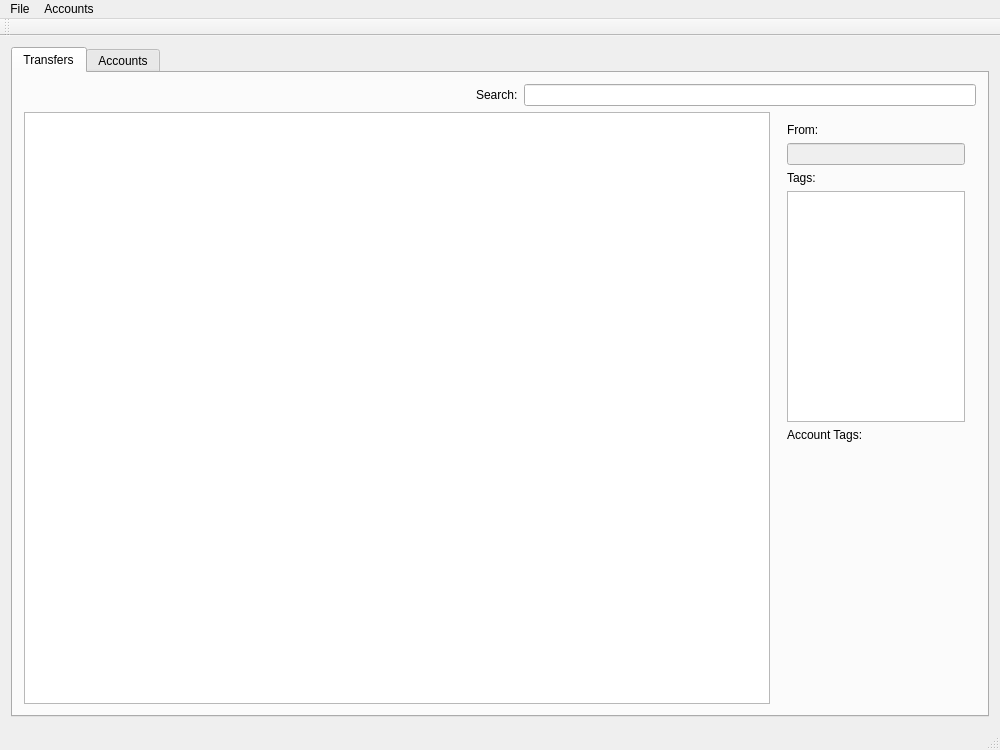
Marvin182/Moneyphant, file ui/mainwindow.ui: the form before one commit.
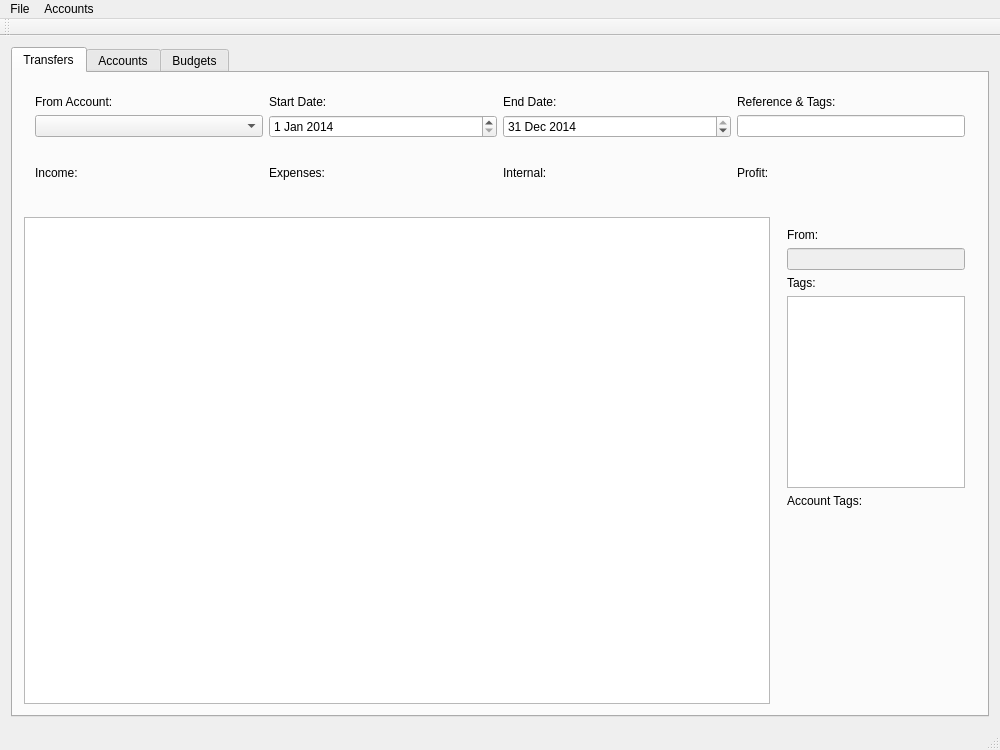
The form after the commit. The open tabs and pages were chosen to show the change. Custom widgets are drawn as their Qt base class.

Commit message: Add basic filtering for transfers

```diff
--- a/ui/mainwindow.ui
+++ b/ui/mainwindow.ui
@@ -26,31 +26,138 @@
        </attribute>
        <layout class="QVBoxLayout" name="verticalLayout">
         <item>
-         <layout class="QHBoxLayout" name="horizontalLayout_5">
-          <item>
-           <spacer name="horizontalSpacer_2">
-            <property name="orientation">
-             <enum>Qt::Horizontal</enum>
-            </property>
-            <property name="sizeHint" stdset="0">
-             <size>
-              <width>40</width>
-              <height>20</height>
-             </size>
-            </property>
-           </spacer>
-          </item>
-          <item>
-           <widget class="QLabel" name="transferSearchLabel">
-            <property name="text">
-             <string>Search:</string>
-            </property>
-           </widget>
-          </item>
-          <item>
-           <widget class="QLineEdit" name="transferSearch"/>
-          </item>
-         </layout>
+         <widget class="QWidget" name="widget_3" native="true">
+          <layout class="QGridLayout" name="gridLayout">
+           <item row="0" column="3">
+            <widget class="QLabel" name="label_15">
+             <property name="text">
+              <string>Reference &amp; Tags:</string>
+             </property>
+            </widget>
+           </item>
+           <item row="0" column="0">
+            <widget class="QLabel" name="label_13">
+             <property name="text">
+              <string>From Account:</string>
+             </property>
+            </widget>
+           </item>
+           <item row="1" column="1">
+            <widget class="QDateEdit" name="trFilterStartDate">
+             <property name="dateTime">
+              <datetime>
+               <hour>0</hour>
+               <minute>0</minute>
+               <second>0</second>
+               <year>2014</year>
+               <month>1</month>
+               <day>1</day>
+              </datetime>
+             </property>
+            </widget>
+           </item>
+           <item row="1" column="3">
+            <widget class="QLineEdit" name="trFilterReferenceTags">
+             <property name="sizePolicy">
+              <sizepolicy hsizetype="Preferred" vsizetype="Fixed">
+               <horstretch>0</horstretch>
+               <verstretch>0</verstretch>
+              </sizepolicy>
+             </property>
+            </widget>
+           </item>
+           <item row="1" column="2">
+            <widget class="QDateEdit" name="trFilterEndDate">
+             <property name="date">
+              <date>
+               <year>2014</year>
+               <month>12</month>
+               <day>31</day>
+              </date>
+             </property>
+            </widget>
+           </item>
+           <item row="0" column="2">
+            <widget class="QLabel" name="label_17">
+             <property name="text">
+              <string>End Date:</string>
+             </property>
+            </widget>
+           </item>
+           <item row="1" column="0">
+            <widget class="QComboBox" name="trFilterFromAccount"/>
+           </item>
+           <item row="0" column="1">
+            <widget class="QLabel" name="label_18">
+             <property name="text">
+              <string>Start Date:</string>
+             </property>
+            </widget>
+           </item>
+          </layout>
+         </widget>
+        </item>
+        <item>
+         <widget class="QWidget" name="widget_4" native="true">
+          <layout class="QGridLayout" name="gridLayout_2">
+           <item row="1" column="0">
+            <widget class="QLabel" name="trStatsRevenues">
+             <property name="text">
+              <string/>
+             </property>
+            </widget>
+           </item>
+           <item row="0" column="0">
+            <widget class="QLabel" name="label_19">
+             <property name="text">
+              <string>Income:</string>
+             </property>
+            </widget>
+           </item>
+           <item row="0" column="1">
+            <widget class="QLabel" name="label_20">
+             <property name="text">
+              <string>Expenses:</string>
+             </property>
+            </widget>
+           </item>
+           <item row="1" column="3">
+            <widget class="QLabel" name="trStatsProfit">
+             <property name="text">
+              <string/>
+             </property>
+            </widget>
+           </item>
+           <item row="0" column="3">
+            <widget class="QLabel" name="label_16">
+             <property name="text">
+              <string>Profit:</string>
+             </property>
+            </widget>
+           </item>
+           <item row="1" column="1">
+            <widget class="QLabel" name="trStatsExpenses">
+             <property name="text">
+              <string/>
+             </property>
+            </widget>
+           </item>
+           <item row="0" column="2">
+            <widget class="QLabel" name="label_21">
+             <property name="text">
+              <string>Internal:</string>
+             </property>
+            </widget>
+           </item>
+           <item row="1" column="2">
+            <widget class="QLabel" name="trStatsInternal">
+             <property name="text">
+              <string/>
+             </property>
+            </widget>
+           </item>
+          </layout>
+         </widget>
         </item>
         <item>
          <layout class="QHBoxLayout" name="horizontalLayout_4">
@@ -323,6 +430,122 @@
         </item>
        </layout>
       </widget>
+      <widget class="QWidget" name="budgetTab">
+       <attribute name="title">
+        <string>Budgets</string>
+       </attribute>
+       <widget class="QWidget" name="widget_2" native="true">
+        <property name="geometry">
+         <rect>
+          <x>320</x>
+          <y>170</y>
+          <width>171</width>
+          <height>211</height>
+         </rect>
+        </property>
+       </widget>
+       <widget class="QTableWidget" name="tableWidget">
+        <property name="geometry">
+         <rect>
+          <x>270</x>
+          <y>410</y>
+          <width>256</width>
+          <height>192</height>
+         </rect>
+        </property>
+       </widget>
+       <widget class="QPushButton" name="pushButton">
+        <property name="geometry">
+         <rect>
+          <x>190</x>
+          <y>30</y>
+          <width>115</width>
+          <height>32</height>
+         </rect>
+        </property>
+        <property name="text">
+         <string>PushButton</string>
+        </property>
+       </widget>
+       <widget class="QGroupBox" name="groupBox">
+        <property name="geometry">
+         <rect>
+          <x>20</x>
+          <y>100</y>
+          <width>221</width>
+          <height>411</height>
+         </rect>
+        </property>
+        <property name="title">
+         <string>New Budget</string>
+        </property>
+        <layout class="QFormLayout" name="formLayout">
+         <property name="fieldGrowthPolicy">
+          <enum>QFormLayout::FieldsStayAtSizeHint</enum>
+         </property>
+         <item row="0" column="1">
+          <widget class="QLineEdit" name="lineEdit"/>
+         </item>
+         <item row="0" column="0">
+          <widget class="QLabel" name="label_10">
+           <property name="text">
+            <string>Name:</string>
+           </property>
+          </widget>
+         </item>
+         <item row="1" column="0">
+          <widget class="QLabel" name="label_9">
+           <property name="text">
+            <string>Tag:</string>
+           </property>
+          </widget>
+         </item>
+         <item row="1" column="1">
+          <widget class="QComboBox" name="comboBox"/>
+         </item>
+         <item row="2" column="0">
+          <widget class="QLabel" name="label_11">
+           <property name="text">
+            <string>Start Date:</string>
+           </property>
+          </widget>
+         </item>
+         <item row="2" column="1">
+          <widget class="QDateEdit" name="dateEdit"/>
+         </item>
+         <item row="3" column="0">
+          <widget class="QLabel" name="label_12">
+           <property name="text">
+            <string>End Date:</string>
+           </property>
+          </widget>
+         </item>
+         <item row="3" column="1">
+          <widget class="QDateEdit" name="dateEdit_2"/>
+         </item>
+         <item row="4" column="0">
+          <widget class="QLabel" name="label_14">
+           <property name="text">
+            <string>Total Budget:</string>
+           </property>
+          </widget>
+         </item>
+         <item row="4" column="1">
+          <widget class="QDoubleSpinBox" name="doubleSpinBox_2"/>
+         </item>
+        </layout>
+       </widget>
+       <widget class="QComboBox" name="comboBox_2">
+        <property name="geometry">
+         <rect>
+          <x>50</x>
+          <y>40</y>
+          <width>104</width>
+          <height>26</height>
+         </rect>
+        </property>
+       </widget>
+      </widget>
      </widget>
     </item>
    </layout>
```
Left out of the diff: 5 changed lines with no effect on the pictures. The commit also changes 19 other files.
